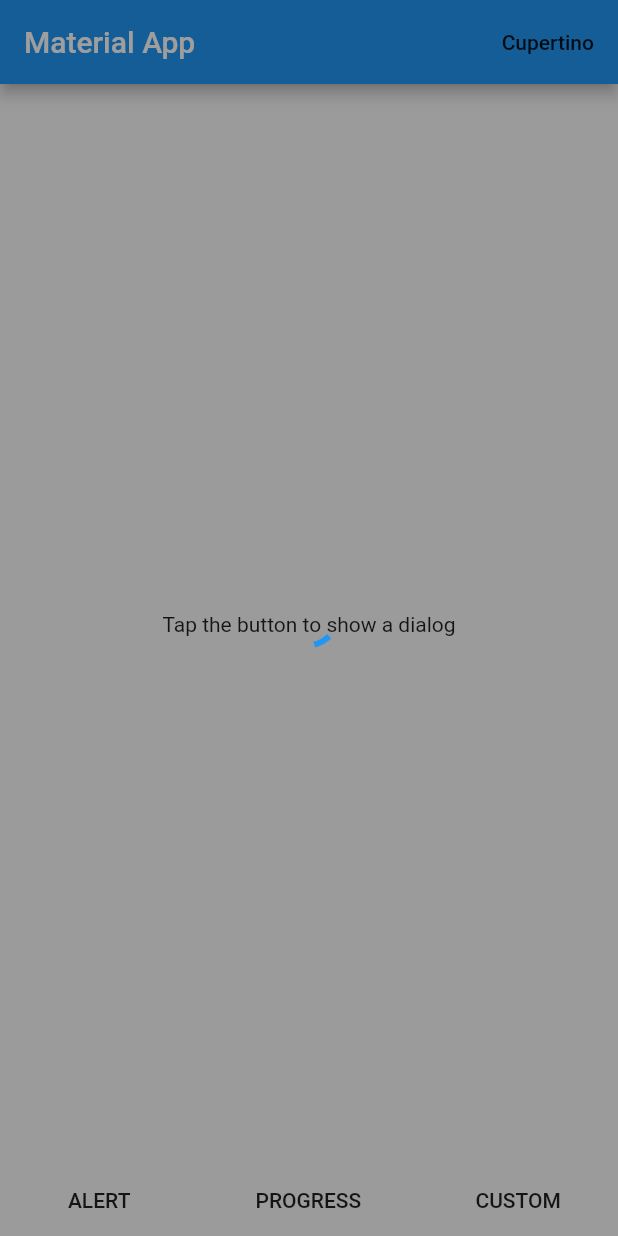
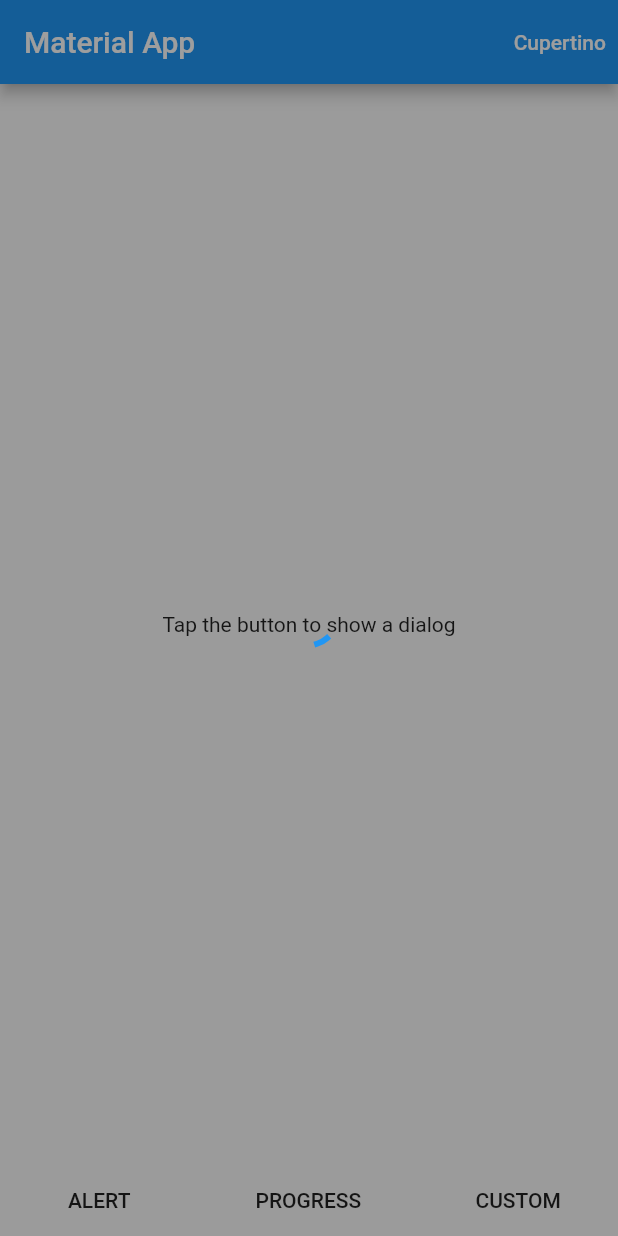
Before and after one commit to mera-company/flutter-overlay-dialog, a Flutter app: the screen it shows after launch, item 2 of the bottom bar chosen, on a phone screen of 412 x 824 dp. Run offline on Flutter 3.47's test engine with Material 2 defaults, Android fonts, the phone set to English and light mode, and no system bars.

```diff
--- a/example/lib/material_page.dart
+++ b/example/lib/material_page.dart
@@ -13,8 +13,11 @@ class MaterialExamplePage extends StatelessWidget {
       appBar: AppBar(
         title: Text("Material App"),
         actions: <Widget>[
-          FlatButton(
-            child: Text("Cupertino"),
+          TextButton(
+            child: Text(
+              "Cupertino",
+              style: TextStyle(color: Colors.white)
+            ),
             onPressed: handler,
           )
         ],
--- a/lib/src/animation/appear_widget.dart
+++ b/lib/src/animation/appear_widget.dart
@@ -19,11 +19,11 @@ class AppearWidget extends StatefulWidget {
   final Duration _duration;
   final AppearStyle _style;
 
-  AppearWidget({@required Widget child, @required progress, @required Duration duration, AppearStyle style}):
+  AppearWidget({required Widget child, required progress, required Duration duration, AppearStyle style = AppearStyle.opacity}):
       _child = child,
       _progress = progress,
       _duration = duration,
-      _style = style ?? AppearStyle.opacity;
+      _style = style;
 
   @override
   _AppearWidgetState createState() => _AppearWidgetState();
@@ -31,8 +31,8 @@ class AppearWidget extends StatefulWidget {
 
 class _AppearWidgetState extends State<AppearWidget> with SingleTickerProviderStateMixin {
 
-  AnimationController _controller;
-  StreamSubscription _subscription;
+  late AnimationController _controller;
+  late StreamSubscription _subscription;
 
   @override
   void initState() {
@@ -60,11 +60,11 @@ class _AppearWidgetState extends State<AppearWidget> with SingleTickerProviderSt
     return AnimatedBuilder(
       animation: _controller,
       child: widget._child,
-      builder: (BuildContext context, Widget child) => _getWidget(child, _controller.value)
+      builder: (_, child) => _getWidget(child, _controller.value)
     );
   }
 
-  Widget _getWidget(Widget child, double progress) {
+  Widget _getWidget(Widget? child, double progress) {
     switch (widget._style) {
       case AppearStyle.opacity:
         return Opacity(
--- a/lib/src/dialog_factory.dart
+++ b/lib/src/dialog_factory.dart
@@ -8,7 +8,7 @@ import 'entity/dialog_action.dart';
 import 'entity/dialog_style.dart';
 
 // Platform dialog factory
-class DialogFactory {
+abstract class DialogFactory {
   factory DialogFactory(DialogStyle type) {
     if (type == DialogStyle.material) {
       return _MaterialDialogFactory();
@@ -25,11 +25,11 @@ class DialogFactory {
     }
   }
 
-  Widget alert(String title, String content, List<DialogAction> actions) => null;
+  Widget alert(String title, String content, List<DialogAction> actions);
 
-  Widget progress() => null;
+  Widget progress();
 
-  Widget custom(Widget child) => null;
+  Widget custom(Widget child);
 }
 
 class _MaterialDialogFactory implements DialogFactory {
@@ -39,7 +39,7 @@ class _MaterialDialogFactory implements DialogFactory {
       title: Text(title),
       content: Text(content),
       actions: actions.map(
-          (action) => FlatButton(
+          (action) => TextButton(
             onPressed: action.handler,
             child: Text(action.title.toUpperCase())
           )
--- a/lib/src/dialog_widget.dart
+++ b/lib/src/dialog_widget.dart
@@ -13,23 +13,23 @@ class DialogWidget extends StatelessWidget {
   final Widget _widget;
 
   DialogWidget.alert({
-    DialogStyle style,
-    String title,
-    String content,
-    List<DialogAction> actions,
+    DialogStyle? style,
+    required String title,
+    required String content,
+    required List<DialogAction> actions,
     this.closable = true,
   }): _widget = DialogFactory(style ?? DialogHelper.defaultStyle).alert(title, content, actions);
 
   /*DialogWidget.input();*/
 
   DialogWidget.progress({
-    DialogStyle style,
+    DialogStyle? style,
     this.closable = false
   }): _widget = DialogFactory(style ?? DialogHelper.defaultStyle).progress();
 
   DialogWidget.custom({
-    DialogStyle style,
-    @required Widget child,
+    DialogStyle? style,
+    required Widget child,
     this.closable = true
   }): _widget = DialogFactory(style ?? DialogHelper.defaultStyle).custom(child);
 
--- a/lib/src/entity/dialog_action.dart
+++ b/lib/src/entity/dialog_action.dart
@@ -1,12 +1,10 @@
-import 'package:flutter/widgets.dart';
-
 // Default action to handle dialog button tap
 // isDefault and isDestructive flags are used for Cupertino dialogs
 class DialogAction {
   String title;
-  Function handler;
-  bool isDefault = false;
-  bool isDestructive = false;
+  void Function()? handler;
+  bool isDefault;
+  bool isDestructive;
 
-  DialogAction({@required this.title, this.handler, this.isDefault = false, this.isDestructive = false});
+  DialogAction({required this.title, this.handler, this.isDefault = false, this.isDestructive = false});
 }
--- a/pubspec.yaml
+++ b/pubspec.yaml
@@ -1,11 +1,11 @@
 name: overlay_dialog
 description: A Flutter package for showing platform dialogs without using new routes.
-version: 0.1.0
+version: 0.2.0
 homepage: https://github.com/mera-company/flutter-overlay-dialog
 
 environment:
-  sdk: ">=2.7.0 <3.0.0"
-  flutter: ">=1.22.0 <2.0.0"
+  sdk: ">=2.12.0 <3.0.0"
+  flutter: ">=2.0.0 <3.0.0"
 
 dependencies:
   flutter:
```
Also changed, not shown: lib/src/dialog_helper.dart (+9 -10 lines), 2 other files.
